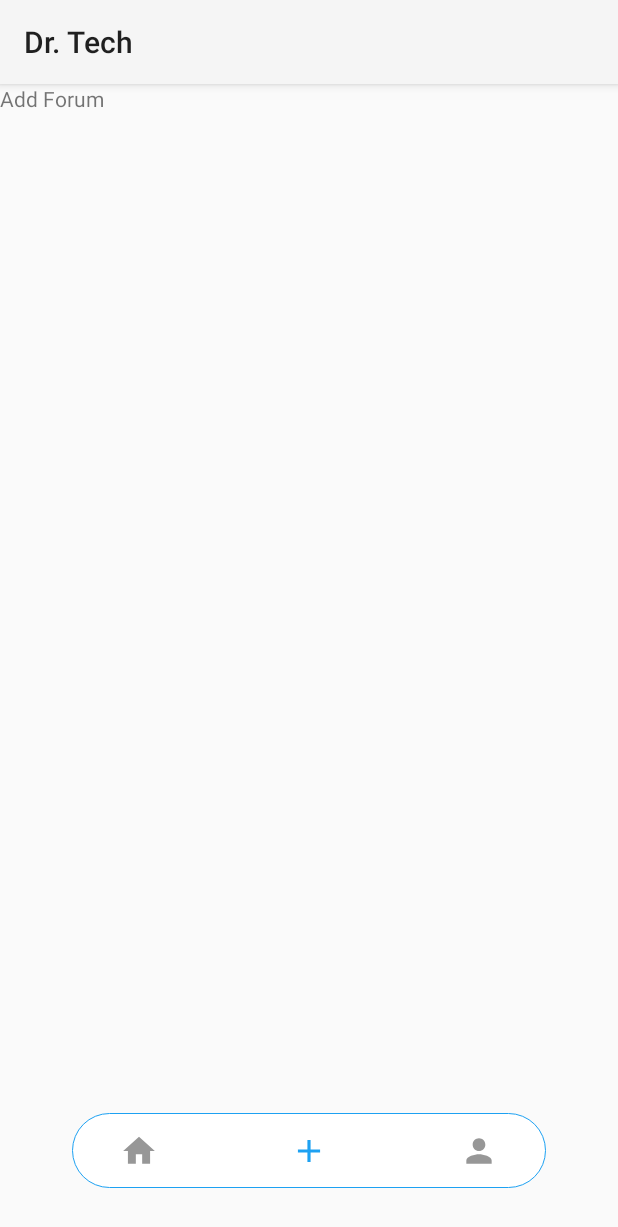
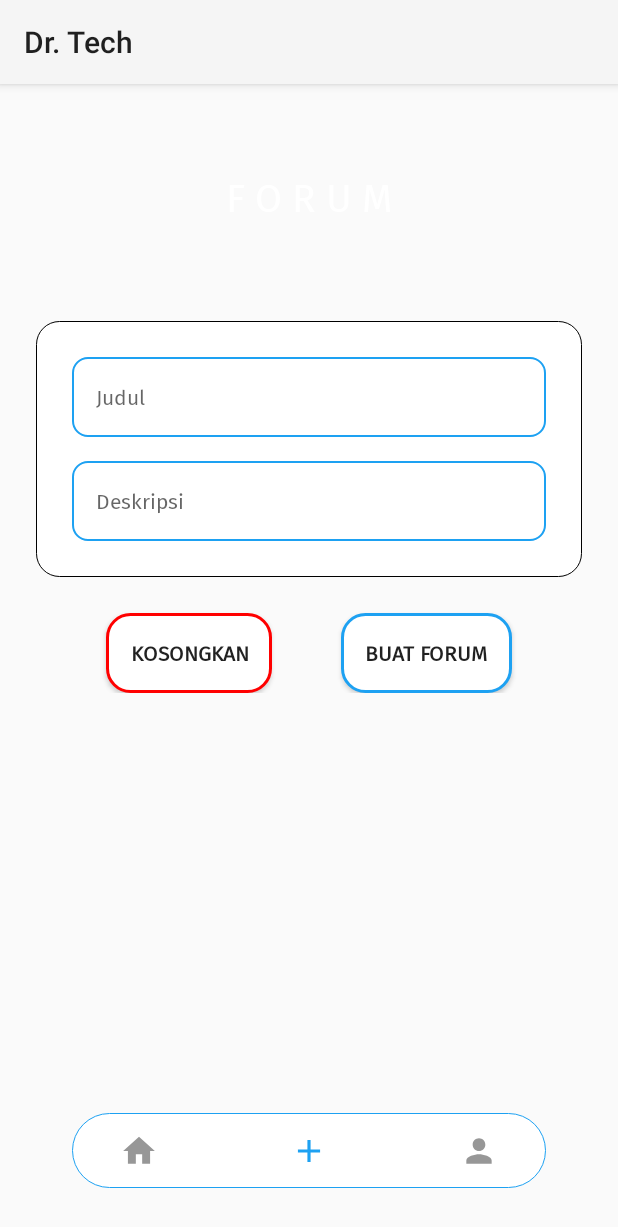
Before and after one commit to maulanarasoky/Dr-Tech, an Android app: the screen it shows after launch (MainActivity), after a tap on an icon or button, on a phone screen of 412 x 824 dp. Shown: the top 1227 px of the screen. Run offline under Robolectric (Android 15) with nearby library versions, the phone set to English and light mode, and no system bars; libraries missing offline, so code that uses them is left out: com.synnapps.carouselview; 2 statements that could not run were skipped.

Commit message:
Edit AddForum Fragment Layout

```diff
--- a/app/build.gradle
+++ b/app/build.gradle
@@ -1,6 +1,7 @@
 apply plugin: 'com.android.application'
 apply plugin: 'kotlin-android'
 apply plugin: 'kotlin-android-extensions'
+apply plugin: 'com.google.gms.google-services'
 
 android {
     compileSdkVersion 29
@@ -37,6 +38,7 @@ dependencies {
     implementation 'de.hdodenhof:circleimageview:3.1.0'
     implementation 'com.synnapps:carouselview:0.1.5'
 
+    implementation 'com.google.firebase:firebase-database:19.2.1'
     testImplementation 'junit:junit:4.12'
     androidTestImplementation 'androidx.test.ext:junit:1.1.1'
     androidTestImplementation 'androidx.test.espresso:espresso-core:3.2.0'
--- a/app/src/main/java/com/example/drtech/fragment/Home.kt
+++ b/app/src/main/java/com/example/drtech/fragment/Home.kt
@@ -31,6 +31,8 @@ class Home : Fragment() {
 
         carouselView.pageCount = images.size
         carouselView.setImageListener(imageListener)
+
+
     }
 
     private val imageListener = ImageListener { position, imageView -> imageView.setImageResource(images[position]) }
--- /dev/null
+++ b/app/src/main/res/drawable/background_add_forum.xml
@@ -0,0 +1,17 @@
+<?xml version="1.0" encoding="utf-8"?>
+<ripple xmlns:android="http://schemas.android.com/apk/res/android"
+    android:color="?android:colorControlHighlight">
+
+    <item>
+        <shape>
+            <solid android:color="#FFF" />
+
+            <stroke
+                android:width="0.5dp"
+                android:color="#000" />
+
+            <corners android:radius="15dp" />
+
+        </shape>
+    </item>
+</ripple>
--- /dev/null
+++ b/app/src/main/res/drawable/background_button_clear.xml
@@ -0,0 +1,30 @@
+<?xml version="1.0" encoding="utf-8"?>
+<ripple xmlns:android="http://schemas.android.com/apk/res/android"
+    android:color="#ff0000">
+
+    <item>
+        <shape>
+
+            <solid android:color="#FFF" />
+
+            <stroke
+                android:width="2dp"
+                android:color="#ff0000" />
+
+            <corners android:radius="15dp" />
+
+        </shape>
+        <selector>
+            <item
+                android:color="@android:color/white"
+                android:state_checked="true" />
+            <item
+                android:color="@android:color/white"
+                android:state_pressed="true" />
+            <item
+                android:color="@android:color/white"
+                android:state_activated="true" />
+        </selector>
+    </item>
+
+</ripple>
--- /dev/null
+++ b/app/src/main/res/drawable/background_button_submit.xml
@@ -0,0 +1,30 @@
+<?xml version="1.0" encoding="utf-8"?>
+<ripple xmlns:android="http://schemas.android.com/apk/res/android"
+    android:color="@color/twitterColour">
+
+    <item>
+        <shape>
+
+            <solid android:color="#FFF" />
+
+            <stroke
+                android:width="2dp"
+                android:color="@color/twitterColour" />
+
+            <corners android:radius="15dp" />
+
+        </shape>
+        <selector>
+            <item
+                android:color="@android:color/white"
+                android:state_checked="true" />
+            <item
+                android:color="@android:color/white"
+                android:state_pressed="true" />
+            <item
+                android:color="@android:color/white"
+                android:state_activated="true" />
+        </selector>
+    </item>
+
+</ripple>
--- /dev/null
+++ b/app/src/main/res/drawable/color_cursor.xml
@@ -0,0 +1,5 @@
+<?xml version="1.0" encoding="utf-8"?>
+<shape xmlns:android="http://schemas.android.com/apk/res/android" >
+    <size android:width="1dp" />
+    <solid android:color="@color/twitterColour"  />
+</shape>
--- /dev/null
+++ b/app/src/main/res/drawable/rounded_edittext.xml
@@ -0,0 +1,13 @@
+<?xml version="1.0" encoding="utf-8"?>
+<shape xmlns:android="http://schemas.android.com/apk/res/android" >
+
+    <solid android:color="#FFFFFF" />
+
+    <stroke
+        android:width="1dp"
+        android:color="@color/twitterColour" />
+    <corners
+        android:radius="10dp"
+        />
+
+</shape>
--- a/app/src/main/res/layout/fragment_add_forum.xml
+++ b/app/src/main/res/layout/fragment_add_forum.xml
@@ -1,14 +1,126 @@
 <?xml version="1.0" encoding="utf-8"?>
-<FrameLayout xmlns:android="http://schemas.android.com/apk/res/android"
-    xmlns:tools="http://schemas.android.com/tools"
+<ScrollView xmlns:android="http://schemas.android.com/apk/res/android"
+    xmlns:app="http://schemas.android.com/apk/res-auto"
     android:layout_width="match_parent"
-    android:layout_height="match_parent"
-    tools:context=".fragment.AddForum">
+    android:layout_height="match_parent">
 
-    <!-- TODO: Update blank fragment layout -->
-    <TextView
+    <androidx.constraintlayout.widget.ConstraintLayout
         android:layout_width="match_parent"
-        android:layout_height="match_parent"
-        android:text="Add Forum" />
+        android:layout_height="wrap_content"
+        android:paddingBottom="24dp">
 
-</FrameLayout>
+        <androidx.appcompat.widget.Toolbar
+            android:id="@+id/toolBar"
+            android:layout_width="match_parent"
+            android:layout_height="150dp"
+            app:layout_constraintStart_toStartOf="parent"
+            app:layout_constraintTop_toTopOf="parent" />
+
+        <TextView
+            android:layout_width="wrap_content"
+            android:layout_height="wrap_content"
+            android:layout_margin="20dp"
+            android:fontFamily="@font/firasans"
+            android:text="F O R U M"
+            android:textColor="@android:color/white"
+            android:textSize="26sp"
+            app:layout_constraintBottom_toBottomOf="@id/toolBar"
+            app:layout_constraintEnd_toEndOf="@id/toolBar"
+            app:layout_constraintStart_toStartOf="@id/toolBar"
+            app:layout_constraintTop_toTopOf="@id/toolBar" />
+
+        <LinearLayout
+            android:id="@+id/background"
+            android:layout_width="match_parent"
+            android:layout_height="wrap_content"
+            android:layout_marginStart="24dp"
+            android:layout_marginTop="8dp"
+            android:layout_marginEnd="24dp"
+            android:background="@drawable/background_add_forum"
+            android:orientation="vertical"
+            android:padding="24dp"
+            app:layout_constraintEnd_toEndOf="parent"
+            app:layout_constraintStart_toStartOf="parent"
+            app:layout_constraintTop_toBottomOf="@id/toolBar">
+
+            <TableLayout
+                android:layout_width="match_parent"
+                android:layout_height="wrap_content"
+                android:stretchColumns="0">
+
+                <TableRow
+                    android:layout_width="match_parent"
+                    android:layout_height="wrap_content">
+
+                    <EditText
+                        android:id="@+id/forumTitle"
+                        android:layout_width="match_parent"
+                        android:layout_height="wrap_content"
+                        android:background="@drawable/rounded_edittext"
+                        android:ems="10"
+                        android:fontFamily="@font/firasans"
+                        android:hint="Judul"
+                        android:inputType="textMultiLine"
+                        android:padding="@dimen/activity_vertical_margin"
+                        android:textColor="@android:color/black"
+                        android:textCursorDrawable="@drawable/color_cursor"
+                        android:textSize="14sp" />
+                </TableRow>
+
+                <TableRow
+                    android:layout_width="match_parent"
+                    android:layout_height="wrap_content"
+                    android:layout_marginTop="@dimen/activity_vertical_margin">
+
+                    <EditText
+                        android:id="@+id/forumDesc"
+                        android:layout_width="match_parent"
+                        android:layout_height="wrap_content"
+                        android:background="@drawable/rounded_edittext"
+                        android:ems="10"
+                        android:fontFamily="@font/firasans"
+                        android:hint="Deskripsi"
+                        android:inputType="textMultiLine"
+                        android:padding="@dimen/activity_vertical_margin"
+                        android:textColor="@android:color/black"
+                        android:textCursorDrawable="@drawable/color_cursor"
+                        android:textSize="14sp" />
+                </TableRow>
+
+            </TableLayout>
+        </LinearLayout>
+
+        <Button
+            android:id="@+id/clear"
+            android:layout_width="wrap_content"
+            android:layout_height="wrap_content"
+            android:layout_marginStart="24dp"
+            android:layout_marginTop="24dp"
+            android:background="@drawable/background_button_clear"
+            android:fontFamily="@font/firasans"
+            android:padding="@dimen/activity_vertical_margin"
+            android:text="Kosongkan"
+            android:textSize="14sp"
+            android:textStyle="bold"
+            app:layout_constraintEnd_toStartOf="@id/submit"
+            app:layout_constraintStart_toStartOf="parent"
+            app:layout_constraintTop_toBottomOf="@id/background" />
+
+        <Button
+            android:id="@+id/submit"
+            android:layout_width="wrap_content"
+            android:layout_height="wrap_content"
+            android:layout_marginTop="24dp"
+            android:layout_marginEnd="24dp"
+            android:background="@drawable/background_button_submit"
+            android:fontFamily="@font/firasans"
+            android:padding="@dimen/activity_vertical_margin"
+            android:text="Buat Forum"
+            android:textSize="14sp"
+            android:textStyle="bold"
+            app:layout_constraintEnd_toEndOf="parent"
+            app:layout_constraintStart_toEndOf="@id/clear"
+            app:layout_constraintTop_toBottomOf="@id/background" />
+
+    </androidx.constraintlayout.widget.ConstraintLayout>
+</ScrollView>
--- a/build.gradle
+++ b/build.gradle
@@ -10,6 +10,7 @@ buildscript {
     dependencies {
         classpath 'com.android.tools.build:gradle:3.6.1'
         classpath "org.jetbrains.kotlin:kotlin-gradle-plugin:$kotlin_version"
+        classpath 'com.google.gms:google-services:4.3.3'
 
         // NOTE: Do not place your application dependencies here; they belong
         // in the individual module build.gradle files
```
Also changed, not shown: 1 other file.
